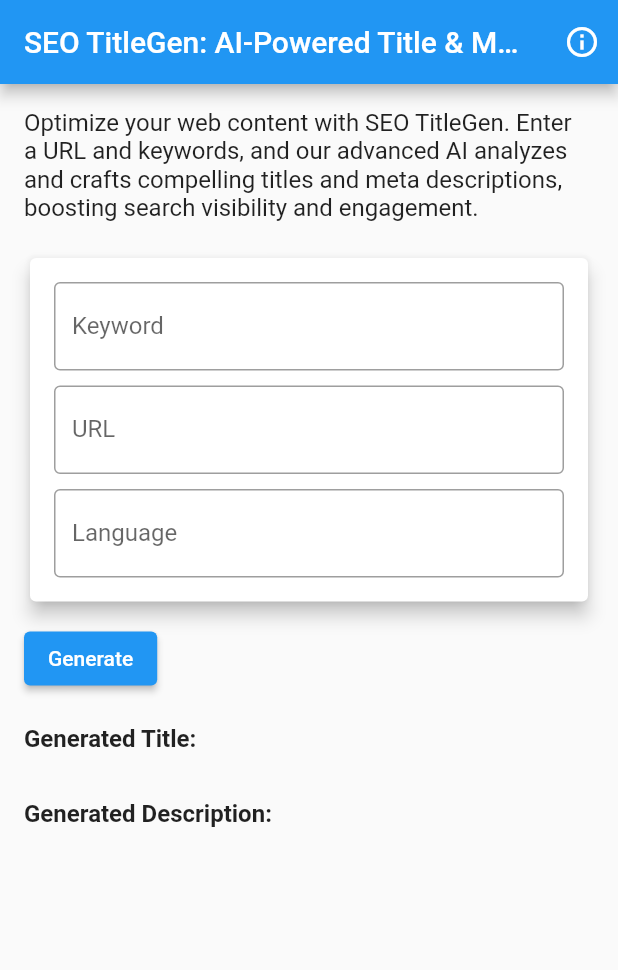
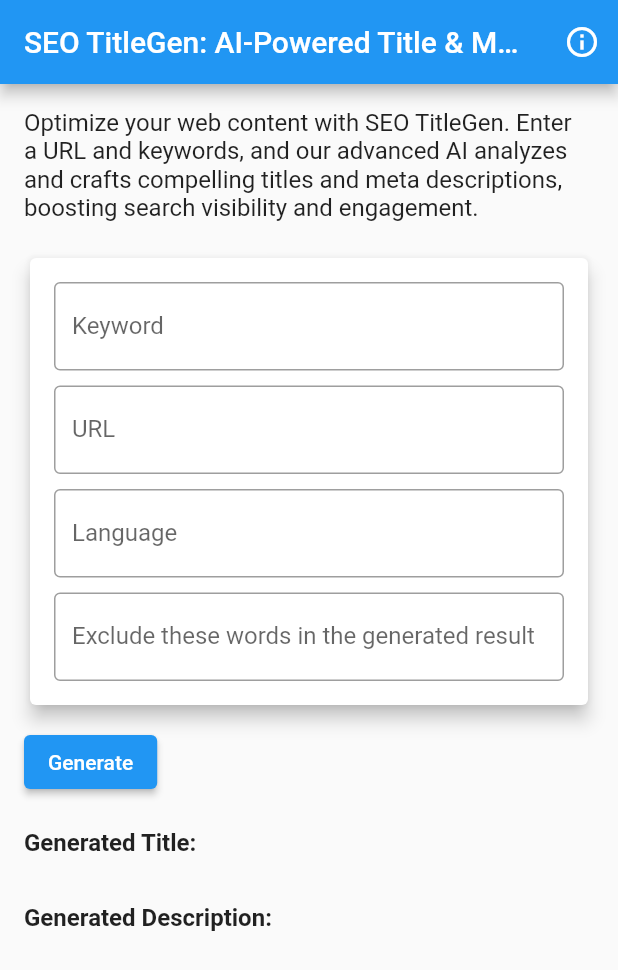
Before and after one commit to tuan-nguyeni/seo_generatemeta_fe, a Flutter app: the screen it shows after launch, on a phone screen of 412 x 824 dp. Shown: the top 970 px of the screen. Run offline on Flutter 3.47's test engine with Material 2 defaults, Android fonts, the phone set to English and light mode, and no system bars; our stand-ins replace firebase_analytics, firebase_core; accounts and stored records are empty; generated files the repository leaves out were written again.

Commit message:
add excluding words

```diff
--- a/lib/widgets/home_screen.dart
+++ b/lib/widgets/home_screen.dart
@@ -17,6 +17,8 @@ class _HomeScreenState extends State<HomeScreen> {
   final keywordController = TextEditingController();
   final urlController = TextEditingController();
   final languageController = TextEditingController();
+  final excludedWordsController = TextEditingController();
+
   final FirebaseAnalytics analytics = FirebaseAnalytics.instance;
   String title = "";
   String description = "";
@@ -38,7 +40,9 @@ class _HomeScreenState extends State<HomeScreen> {
           'keyword': keywordController.text,
           'url': urlController.text,
           'language': languageController.text,
+          'excluded_words': excludedWordsController.text,
         }),
+
       );
 
       final data = json.decode(response.body);
@@ -143,6 +147,12 @@ class _HomeScreenState extends State<HomeScreen> {
                       controller: languageController,
                       decoration: InputDecoration(labelText: 'Language', border: OutlineInputBorder()),
                     ),
+                    SizedBox(height: 10),
+                    TextField(
+                      controller: excludedWordsController,
+                      decoration: InputDecoration(labelText: 'Exclude these words in the generated result', border: OutlineInputBorder()),
+                    ),
+
                   ],
                 ),
               ),
```
